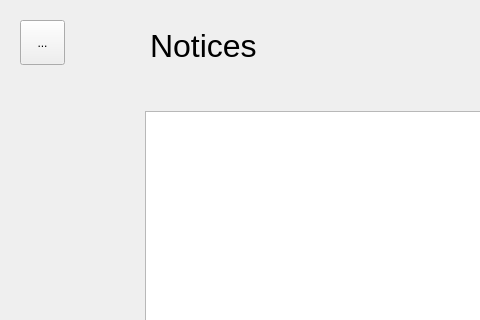
Old version of the form MicroManage/noticesform.ui in the repository greg-maceachern12/MicroManage; both pictures show x 0 to 480 and y 0 to 320 of the 829 by 590 pixel window.
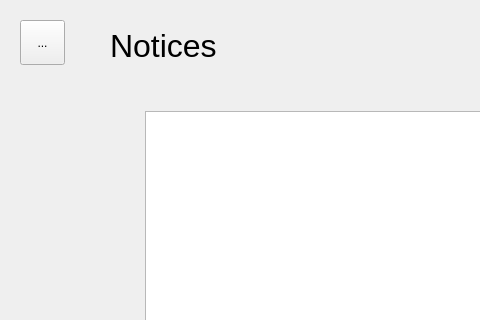
New version of the form.

Commit message: Styled button text for the main page, login page, welcome page, and side menu.

Patch:
```diff
--- a/MicroManage/noticesform.ui
+++ b/MicroManage/noticesform.ui
@@ -29,7 +29,7 @@
   <widget class="QLabel" name="headerLabel">
    <property name="geometry">
     <rect>
-     <x>150</x>
+     <x>110</x>
      <y>20</y>
      <width>211</width>
      <height>51</height>
```
The commit also changes 2 other files.
